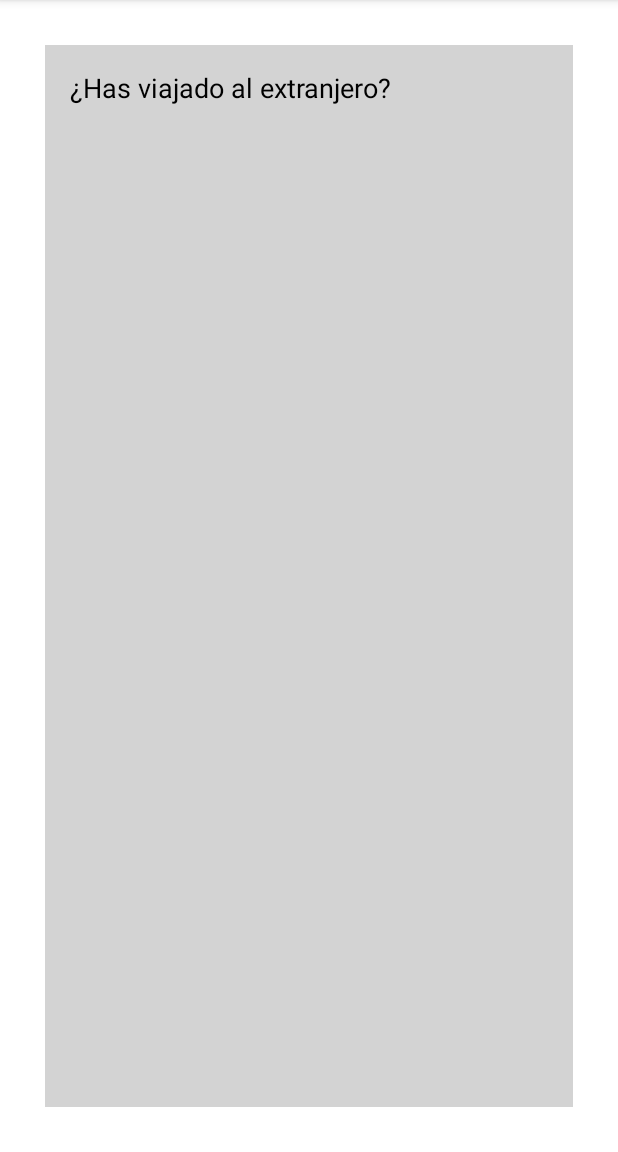
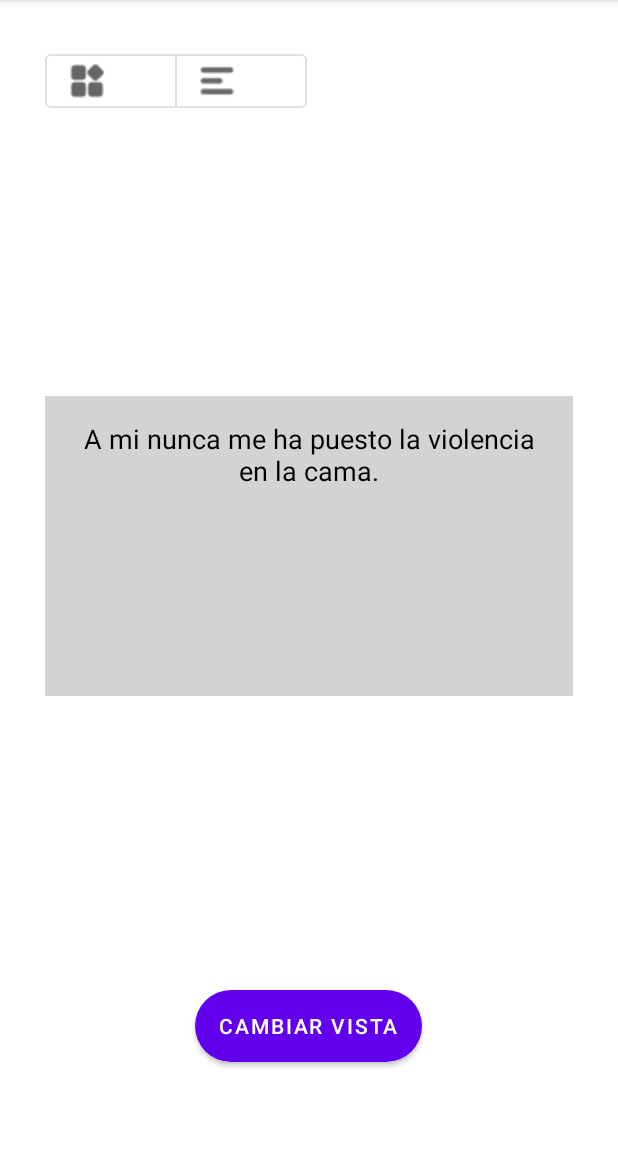
Before and after one commit to DanielVegaG/BeberEnBabia, an Android app: the screen it shows after launch (ActivityYoNunca), after a tap on "Yo nunca", on a phone screen of 412 x 824 dp, the part 84-1236 px from its top. Run offline under Robolectric (Android 15) with nearby library versions, the phone set to English and light mode, and no system bars.

Commit message:
Siguen las tarjetas sin hacer bien. Ya están añadidas todas las preguntas de Sara

```diff
--- a/app/src/main/java/com/example/beberenbabia/ActivityYoNunca.java
+++ b/app/src/main/java/com/example/beberenbabia/ActivityYoNunca.java
@@ -1,33 +1,90 @@
 package com.example.beberenbabia;
 
 import androidx.appcompat.app.AppCompatActivity;
+import androidx.recyclerview.widget.LinearLayoutManager;
+import androidx.recyclerview.widget.RecyclerView;
 import androidx.viewpager.widget.ViewPager;
+import com.google.android.material.button.MaterialButtonToggleGroup;
 
 import android.os.Bundle;
+import android.view.View;
+import android.widget.Button;
+import android.widget.ToggleButton;
 
 import java.util.ArrayList;
+import java.util.Collections;
 import java.util.List;
 
 public class ActivityYoNunca extends AppCompatActivity {
     //variables
     private List<String> preguntas;
+    private boolean isTarjetasView = true;
+    private ViewPager viewPager;
+    private RecyclerView recyclerView;
+    private Button bCambiarVista;
+    private MaterialButtonToggleGroup toggleButtonGroup;
+
     @Override
     protected void onCreate(Bundle savedInstanceState) {
         super.onCreate(savedInstanceState);
         setContentView(R.layout.activity_yo_nunca);
 
-        // Inicializa la lista de preguntas con tus preguntas deseadas
-        preguntas = new ArrayList<>();
-        preguntas.add("¿Has viajado al extranjero?");
-        preguntas.add("¿Alguna vez has probado sushi?");
-        preguntas.add("¿Te gusta la playa?");
+        // Inicializa la lista de preguntas
+        //preguntas = PreguntasProvider.getPreguntas();
+        preguntas = PreguntasProvider.getPreguntas(getApplicationContext());
 
-        /*pasar directamente la lista de preguntas al adaptador TarjetaPagerAdapter
-         en el onCreate de la actividad, donde se configura el adaptador
-         */
+        // Inicializa y configura el ViewPager
+        viewPager = findViewById(R.id.vpYoNunca);
         TarjetaPagerAdapter adapter = new TarjetaPagerAdapter(getSupportFragmentManager(), preguntas);
-        ViewPager viewPager = findViewById(R.id.vpYoNunca);
         viewPager.setAdapter(adapter);
+
+        // Inicializa y configura el RecyclerView
+        recyclerView = findViewById(R.id.rvYoNunca);
+        recyclerView.setLayoutManager(new LinearLayoutManager(this));
+        PreguntaListAdapter recyclerViewAdapter = new PreguntaListAdapter(preguntas);
+        recyclerView.setAdapter(recyclerViewAdapter);
+
+        // Inicializa y configura el botón de alternancia de vista
+        /*bCambiarVista = findViewById(R.id.bYoNuncaCambiarVista);
+        bCambiarVista.setOnClickListener(new View.OnClickListener() {
+            @Override
+            public void onClick(View v) {
+                // Cambia entre las vistas de tarjetas y lista
+                isTarjetasView = !isTarjetasView;
+                if (isTarjetasView) {
+                    // Mostrar el ViewPager y ocultar el RecyclerView
+                    viewPager.setVisibility(View.VISIBLE);
+                    recyclerView.setVisibility(View.GONE);
+                    Collections.shuffle(preguntas);
+                } else {
+                    // Mostrar el RecyclerView y ocultar el ViewPager
+                    viewPager.setVisibility(View.GONE);
+                    recyclerView.setVisibility(View.VISIBLE);
+                }
+            }
+        });*/
+        // Encuentra el ToggleButtonGroup
+        MaterialButtonToggleGroup toggleButtonGroup = findViewById(R.id.toggleButtonGroup);
+
+        // Agrega un listener para manejar los cambios en los botones
+        toggleButtonGroup.addOnButtonCheckedListener(new MaterialButtonToggleGroup.OnButtonCheckedListener() {
+            @Override
+            public void onButtonChecked(MaterialButtonToggleGroup group, int checkedId, boolean isChecked) {
+                // Respond to button selection
+                if (isChecked) {
+                    if (checkedId == R.id.bYoNuncaTarjeta) {
+                        // Mostrar el ViewPager y ocultar el RecyclerView
+                        viewPager.setVisibility(View.VISIBLE);
+                        recyclerView.setVisibility(View.GONE);
+                        Collections.shuffle(preguntas);
+                    } else if (checkedId == R.id.bYoNuncaLista) {
+                        // Mostrar el RecyclerView y ocultar el ViewPager
+                        viewPager.setVisibility(View.GONE);
+                        recyclerView.setVisibility(View.VISIBLE);
+                    }
+                }
+            }
+        });
 
     }
 }
--- /dev/null
+++ b/app/src/main/java/com/example/beberenbabia/PreguntasProvider.java
@@ -0,0 +1,39 @@
+package com.example.beberenbabia;
+
+import android.content.Context;
+import java.io.BufferedReader;
+import java.io.InputStream;
+import java.io.InputStreamReader;
+import java.util.ArrayList;
+import java.util.Collections;
+import java.util.List;
+
+public class PreguntasProvider {
+    private static List<String> preguntas;
+
+    public static List<String> getPreguntas(Context context) {
+        if (preguntas == null) {
+            preguntas = new ArrayList<>();
+            try {
+                // Obtén el InputStream del archivo de texto desde el directorio res/raw
+                InputStream inputStream = context.getResources().openRawResource(R.raw.preguntas);
+
+                // Lee el archivo línea por línea y agrega cada línea a la lista de preguntas
+                BufferedReader reader = new BufferedReader(new InputStreamReader(inputStream));
+                String line;
+                while ((line = reader.readLine()) != null) {
+                    preguntas.add(line);
+                }
+
+                // Cierra el BufferedReader
+                reader.close();
+
+                // Mezcla el orden de las preguntas aleatoriamente
+                Collections.shuffle(preguntas);
+            } catch (Exception e) {
+                e.printStackTrace();
+            }
+        }
+        return preguntas;
+    }
+}
--- /dev/null
+++ b/app/src/main/res/drawable/b_estilo.xml
@@ -0,0 +1,5 @@
+<?xml version="1.0" encoding="utf-8"?>
+<shape xmlns:android="http://schemas.android.com/apk/res/android">
+    <solid android:color="#3498db"/> <!-- Color de fondo del botón (puedes personalizarlo) -->
+    <corners android:radius="50dp"/> <!-- Esquinas redondeadas -->
+</shape>
--- /dev/null
+++ b/app/src/main/res/drawable/card_background.xml
@@ -0,0 +1,5 @@
+<?xml version="1.0" encoding="utf-8"?>
+<shape xmlns:android="http://schemas.android.com/apk/res/android">
+    <solid android:color="@color/light_grey"/> <!-- Color de fondo de la tarjeta-->
+    <corners android:radius="20dp"/> <!-- Esquinas redondeadas -->
+</shape>
--- a/app/src/main/res/layout/activity_yo_nunca.xml
+++ b/app/src/main/res/layout/activity_yo_nunca.xml
@@ -1,6 +1,7 @@
 <?xml version="1.0" encoding="utf-8"?>
 <FrameLayout xmlns:android="http://schemas.android.com/apk/res/android"
     xmlns:tools="http://schemas.android.com/tools"
+    xmlns:app="http://schemas.android.com/apk/res-auto"
     android:id="@+id/container"
     android:layout_width="match_parent"
     android:layout_height="match_parent"
@@ -8,17 +9,54 @@
     android:layout_margin="30dp"
     tools:context=".ActivityYoNunca">
 
-    <!-- ViewPager (Tarjetas) -->
     <androidx.viewpager.widget.ViewPager
         android:id="@+id/vpYoNunca"
         android:layout_width="match_parent"
-        android:layout_height="match_parent" />
+        android:layout_height="200dp"
+        android:layout_gravity="center"
+        android:layout_marginBottom="20dp"
+        tools:ignore="SpeakableTextPresentCheck" />
 
-    <!-- RecyclerView (Lista) -->
+    <Button
+        android:id="@+id/bYoNuncaCambiarVista"
+        android:layout_width="wrap_content"
+        android:layout_height="wrap_content"
+        android:layout_gravity="center"
+        android:layout_marginTop="300dp"
+        android:background="@drawable/b_estilo"
+        android:text="Cambiar Vista"
+        android:textColor="#ffffff" />
+
+    <com.google.android.material.button.MaterialButtonToggleGroup
+        android:id="@+id/toggleButtonGroup"
+        android:layout_height="wrap_content"
+        android:layout_width="wrap_content"
+        app:singleSelection="true">
+        <Button
+            android:id="@+id/bYoNuncaTarjeta"
+            android:layout_width="wrap_content"
+            android:layout_height="wrap_content"
+            app:icon="@drawable/menu_cuadrado_24x24"
+            style="?attr/materialButtonOutlinedStyle"
+            />
+
+        <Button
+            android:id="@+id/bYoNuncaLista"
+            android:layout_width="wrap_content"
+            android:layout_height="wrap_content"
+            app:icon="@drawable/menu_linea_24x24"
+            style="?attr/materialButtonOutlinedStyle"
+            />
+</com.google.android.material.button.MaterialButtonToggleGroup>
+
+
     <androidx.recyclerview.widget.RecyclerView
-        android:id="@+id/recyclerView"
+        android:id="@+id/rvYoNunca"
         android:layout_width="match_parent"
         android:layout_height="match_parent"
-        android:visibility="gone" />
+        android:layout_marginTop="16dp"
+        android:paddingTop="60dp"
+        android:visibility="gone" >
 
+    </androidx.recyclerview.widget.RecyclerView>
 </FrameLayout>
--- a/build.gradle.kts
+++ b/build.gradle.kts
@@ -1,4 +1,4 @@
 // Top-level build file where you can add configuration options common to all sub-projects/modules.
 plugins {
-    id("com.android.application") version "8.1.2" apply false
+    id("com.android.application") version "8.3.0" apply false
 }
```
Also changed, not shown: app/src/main/java/com/example/beberenbabia/PreguntaListAdapter.java (added, +42 -0 lines), app/src/main/res/layout/card_layout.xml (added, +16 -0 lines), app/src/main/res/layout/item_pregunta.xml (added, +9 -0 lines), app/src/main/res/raw/preguntas.txt (added, +204 -0 lines), app/src/main/res/values/styles.xml (added, +13 -0 lines), app/src/main/res/drawable/menu_cuadrado_24x24.png (added), app/src/main/res/drawable/menu_linea_24x24.png (added), gradle/wrapper/gradle-wrapper.properties.
